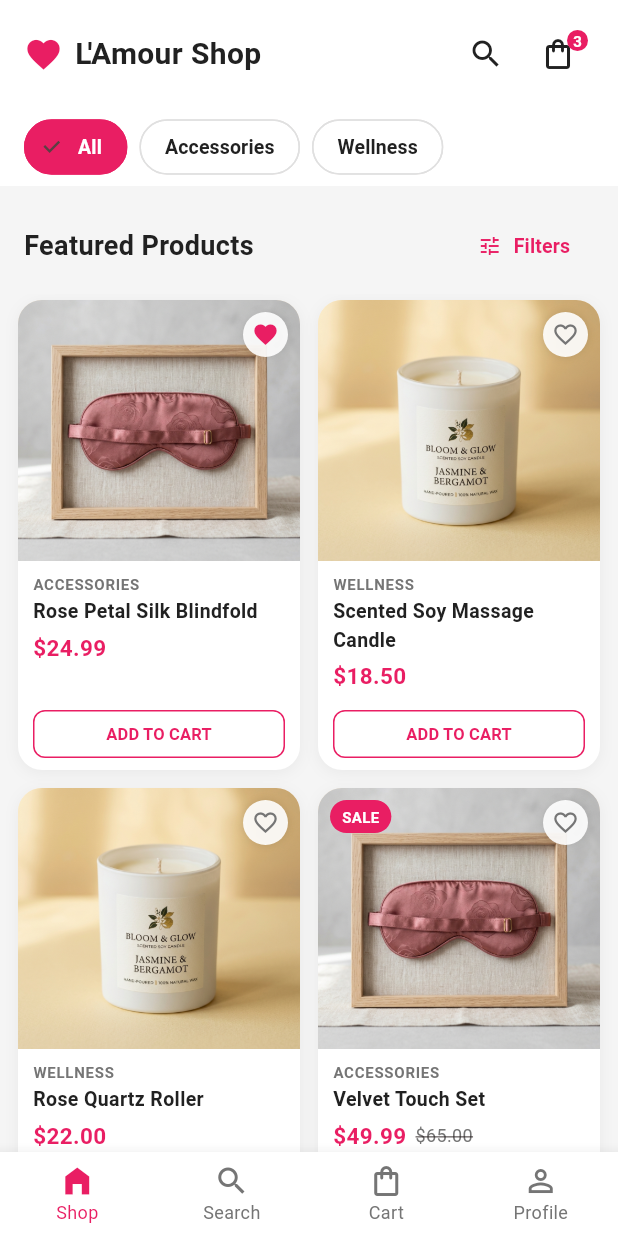
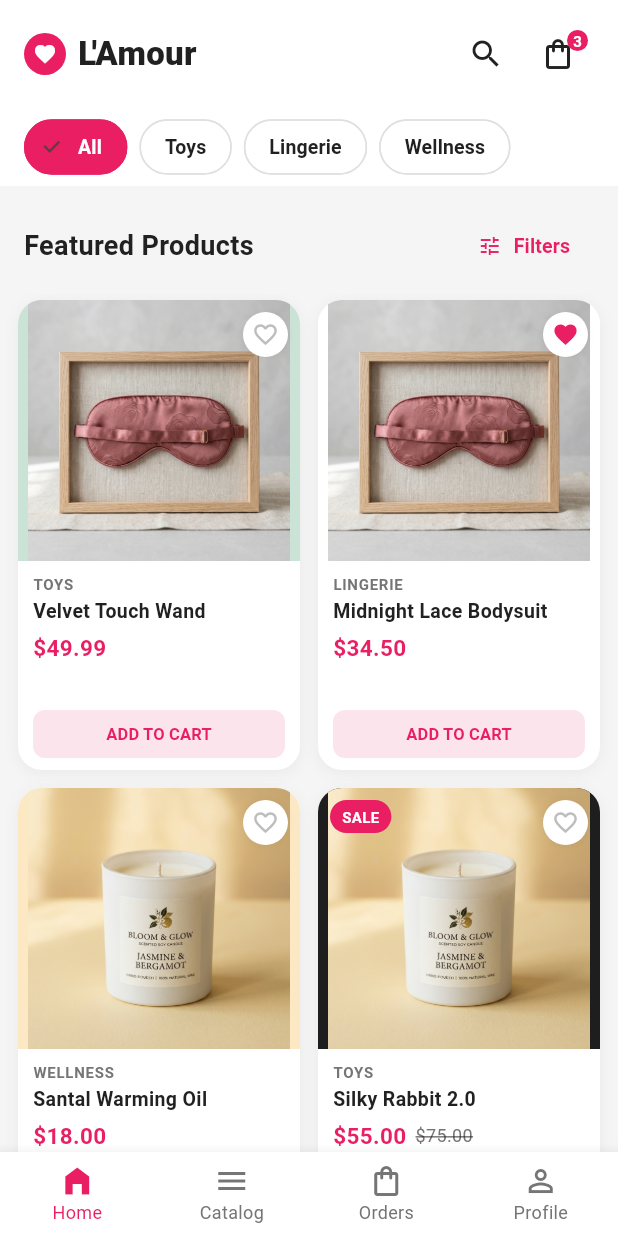
Before and after one commit to GUTIpointPY/Examen-1-flutter-4, a Flutter app: the screen it shows after launch, on a phone screen of 412 x 824 dp. Run offline on Flutter 3.47's test engine with Material 3 defaults, Android fonts, the light colour scheme and no system bars.

Commit message:
Style shop.dart to match the design from the catalog screenshot

```diff
--- a/lib/presentation/pages/shop.dart
+++ b/lib/presentation/pages/shop.dart
@@ -17,6 +17,7 @@ class Product {
   final String imagePath; // ruta de asset
   final bool isFavorite;
   final bool isSale;
+  final Color imageBgColor;
 
   const Product({
     required this.id,
@@ -27,6 +28,7 @@ class Product {
     required this.imagePath,
     this.isFavorite = false,
     this.isSale = false,
+    required this.imageBgColor,
   });
 
   /// Convierte a CartItem para compatibilidad con CartProvider y DetailPage
@@ -45,48 +47,54 @@ class Product {
 final List<Product> _allProducts = [
   const Product(
     id: '1',
-    name: 'Rose Petal Silk Blindfold',
-    category: 'ACCESSORIES',
-    price: 24.99,
+    name: 'Velvet Touch Wand',
+    category: 'TOYS',
+    price: 49.99,
     imagePath: 'assets/images/rose_blindfold.png',
+    imageBgColor: Color(0xFFCBE2D7), // soft light green/teal
+  ),
+  const Product(
+    id: '2',
+    name: 'Midnight Lace Bodysuit',
+    category: 'LINGERIE',
+    price: 34.50,
+    imagePath: 'assets/images/rose_blindfold.png',
+    imageBgColor: Color(0xFFFFFFFF), // pure white background
     isFavorite: true,
   ),
   const Product(
-    id: '2',
-    name: 'Scented Soy Massage Candle',
+    id: '3',
+    name: 'Santal Warming Oil',
     category: 'WELLNESS',
-    price: 18.50,
+    price: 18.00,
     imagePath: 'assets/images/soy_candle.png',
-  ),
-  const Product(
-    id: '3',
-    name: 'Rose Quartz Roller',
-    category: 'WELLNESS',
-    price: 22.00,
-    imagePath: 'assets/images/soy_candle.png',
+    imageBgColor: Color(0xFFFDE8C4), // warm yellow background
   ),
   const Product(
     id: '4',
-    name: 'Velvet Touch Set',
-    category: 'ACCESSORIES',
-    price: 49.99,
-    oldPrice: 65.00,
-    imagePath: 'assets/images/rose_blindfold.png',
+    name: 'Silky Rabbit 2.0',
+    category: 'TOYS',
+    price: 55.00,
+    oldPrice: 75.00,
+    imagePath: 'assets/images/soy_candle.png',
+    imageBgColor: Color(0xFF1E1E1E), // black/dark background
     isSale: true,
   ),
   const Product(
     id: '5',
-    name: 'Midnight Musk Oil',
-    category: 'WELLNESS',
-    price: 32.00,
-    imagePath: 'assets/images/soy_candle.png',
+    name: 'Silk Eye Mask',
+    category: 'LINGERIE',
+    price: 19.99,
+    imagePath: 'assets/images/rose_blindfold.png',
+    imageBgColor: Color(0xFFF3F3F5),
   ),
   const Product(
     id: '6',
-    name: 'Silk Eye Mask',
-    category: 'ACCESSORIES',
-    price: 19.99,
-    imagePath: 'assets/images/rose_blindfold.png',
+    name: 'Massage Candle',
+    category: 'WELLNESS',
+    price: 29.99,
+    imagePath: 'assets/images/soy_candle.png',
+    imageBgColor: Color(0xFFF9F1E6),
   ),
 ];
 
@@ -115,7 +123,8 @@ class _ShopPageState extends State<ShopPage> {
 
   final List<String> _categories = [
     'All',
-    'Accessories',
+    'Toys',
+    'Lingerie',
     'Wellness',
   ];
 
@@ -232,13 +241,24 @@ class _ShopPageState extends State<ShopPage> {
       child: Row(
         children: [
           // Logo + Nombre
-          const Icon(Icons.favorite, color: _kPink, size: 26),
+          Container(
+            padding: const EdgeInsets.all(6),
+            decoration: const BoxDecoration(
+              color: _kPink,
+              shape: BoxShape.circle,
+            ),
+            child: const Icon(
+              Icons.favorite,
+              color: Colors.white,
+              size: 16,
+            ),
+          ),
           const SizedBox(width: 8),
           const Text(
-            "L'Amour Shop",
+            "L'Amour",
             style: TextStyle(
-              fontSize: 20,
-              fontWeight: FontWeight.bold,
+              fontSize: 22,
+              fontWeight: FontWeight.w800,
               color: _kTextDark,
             ),
           ),
@@ -430,15 +450,15 @@ class _ShopPageState extends State<ShopPage> {
       items: const [
         BottomNavigationBarItem(
           icon: Icon(Icons.home_filled),
-          label: 'Shop',
+          label: 'Home',
         ),
         BottomNavigationBarItem(
-          icon: Icon(Icons.search),
-          label: 'Search',
+          icon: Icon(Icons.menu),
+          label: 'Catalog',
         ),
         BottomNavigationBarItem(
           icon: Icon(Icons.shopping_bag_outlined),
-          label: 'Cart',
+          label: 'Orders',
         ),
         BottomNavigationBarItem(
           icon: Icon(Icons.person_outline),
@@ -500,10 +520,10 @@ class _ProductCard extends StatelessWidget {
                       tag: 'product-image-${product.id}',
                       child: Container(
                         width: double.infinity,
-                        color: const Color(0xFFF5E6D0),
+                        color: product.imageBgColor,
                         child: Image.asset(
                           product.imagePath,
-                          fit: BoxFit.cover,
+                          fit: BoxFit.contain,
                           errorBuilder: (context, error, stackTrace) => Center(
                             child: Icon(
                               Icons.image_outlined,
@@ -550,18 +570,18 @@ class _ProductCard extends StatelessWidget {
                       child: Container(
                         padding: const EdgeInsets.all(6),
                         decoration: BoxDecoration(
-                          color: Colors.white.withValues(alpha: 0.9),
+                          color: Colors.white,
                           shape: BoxShape.circle,
                           boxShadow: [
                             BoxShadow(
-                              color: Colors.black.withValues(alpha: 0.10),
+                              color: Colors.black.withValues(alpha: 0.05),
                               blurRadius: 4,
                             ),
                           ],
                         ),
                         child: Icon(
                           isFavorite ? Icons.favorite : Icons.favorite_border,
-                          color: isFavorite ? _kPink : _kTextGrey,
+                          color: isFavorite ? _kPink : Colors.grey.shade400,
                           size: 18,
                         ),
                       ),
@@ -685,14 +705,14 @@ class _AddToCartButtonState extends State<_AddToCartButton>
   Widget build(BuildContext context) {
     return ScaleTransition(
       scale: _scale,
-      child: OutlinedButton(
+      child: TextButton(
         onPressed: () {
           _controller.forward().then((_) => _controller.reverse());
           widget.onPressed();
         },
-        style: OutlinedButton.styleFrom(
-          foregroundColor: _kPink,
-          side: const BorderSide(color: _kPink),
+        style: TextButton.styleFrom(
+          backgroundColor: const Color(0xFFFCE4EC), // light pink background
+          foregroundColor: _kPink, // deep pink text
           shape: RoundedRectangleBorder(
             borderRadius: BorderRadius.circular(8),
           ),
```
